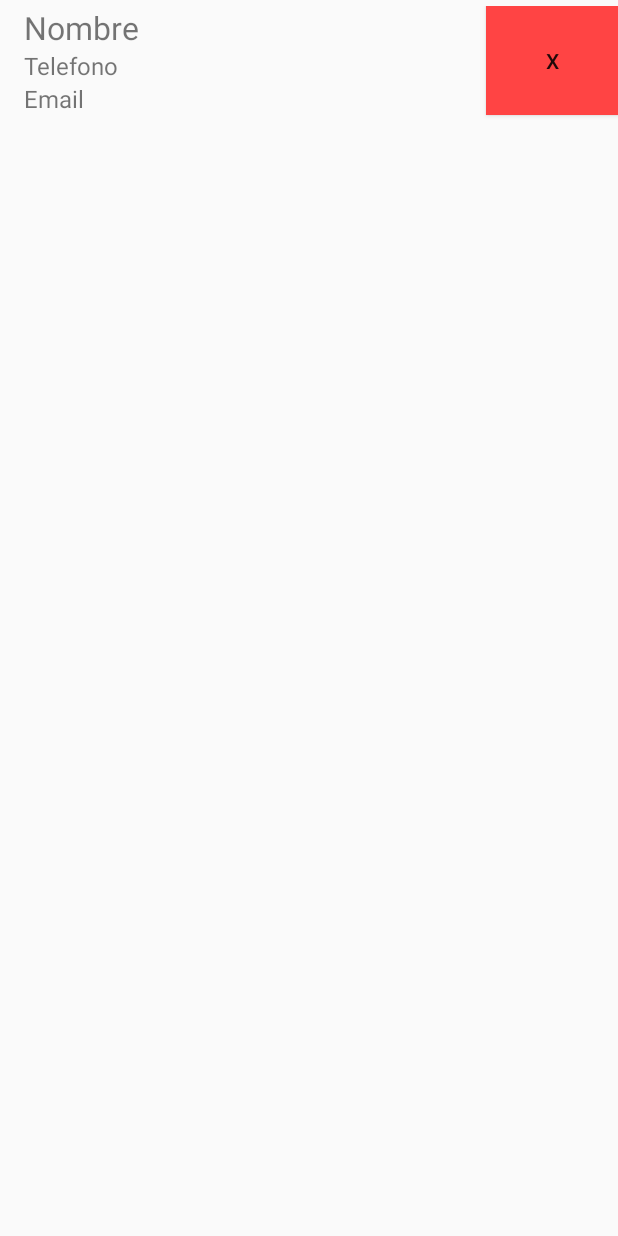
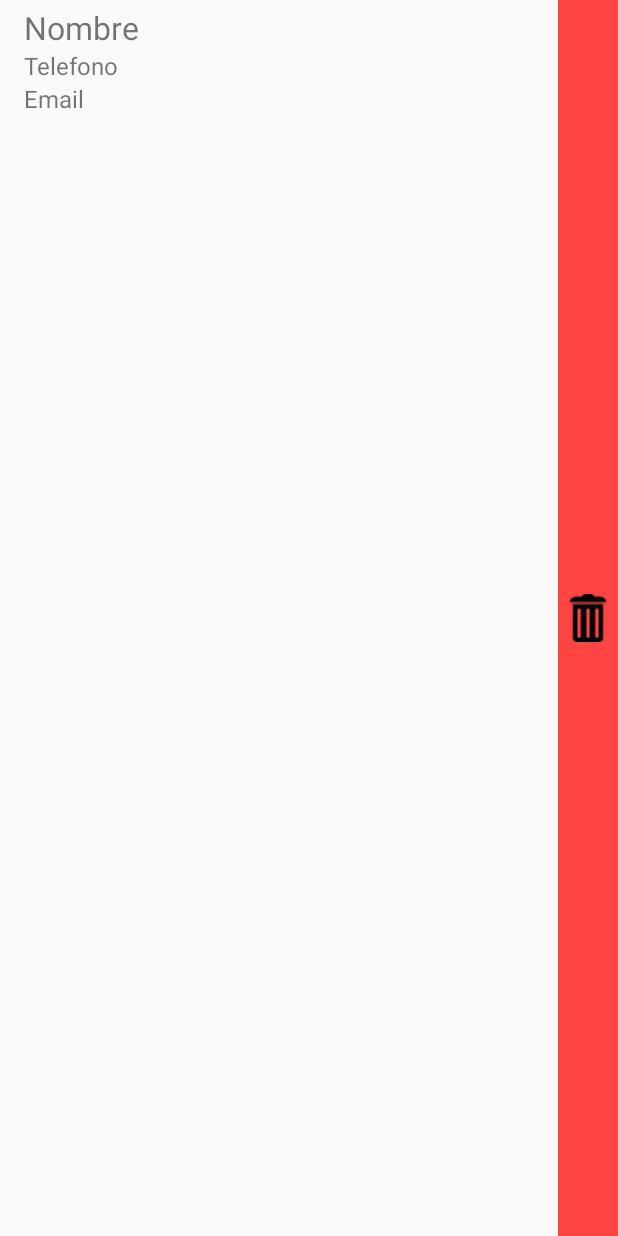
Before and after one commit to DanielAcedo/IntroduccionADatos_Ficheros, an Android app: the layout contact_layout.xml on its own in the app's theme, with its tools: preview values and no code run, on a phone screen of 412 x 824 dp. Run offline under Robolectric (Android 15) with nearby library versions, the phone set to English and light mode, and no system bars.

Commit message:
Changed x for trash bin icon

```diff
--- a/app/src/main/java/com/danielacedo/introduccionadatos_ficheros/Ejercicio1/adapter/ContactAdapter.java
+++ b/app/src/main/java/com/danielacedo/introduccionadatos_ficheros/Ejercicio1/adapter/ContactAdapter.java
@@ -7,6 +7,7 @@ import android.view.View;
 import android.view.ViewGroup;
 import android.widget.ArrayAdapter;
 import android.widget.Button;
+import android.widget.ImageButton;
 import android.widget.TextView;
 
 import com.danielacedo.introduccionadatos_ficheros.Ejercicio1.Contact;
@@ -41,7 +42,7 @@ public class ContactAdapter extends ArrayAdapter<Contact> {
             holder.txv_ContactName = (TextView)view.findViewById(R.id.txv_contactlist_name);
             holder.txv_ContactTelephone = (TextView)view.findViewById(R.id.txv_contactlist_telephone);
             holder.txv_ContactEmail = (TextView)view.findViewById(R.id.txv_contactlist_email);
-            holder.btn_RemoveContact = (Button) view.findViewById(R.id.btn_RemoveContact);
+            holder.btn_RemoveContact = (ImageButton) view.findViewById(R.id.btn_RemoveContact);
             holder.btn_RemoveContact.setOnClickListener(new View.OnClickListener() {
                 @Override
                 public void onClick(View v) {
@@ -74,7 +75,7 @@ public class ContactAdapter extends ArrayAdapter<Contact> {
 
     static class ContactHolder{
         TextView txv_ContactName, txv_ContactTelephone, txv_ContactEmail;
-        Button btn_RemoveContact;
+        ImageButton btn_RemoveContact;
     }
 
     @Override
--- a/app/src/main/res/layout/activity_add_contact.xml
+++ b/app/src/main/res/layout/activity_add_contact.xml
@@ -17,7 +17,7 @@
         android:id="@+id/txv_ContactName" />
 
     <EditText
-        android:layout_width="wrap_content"
+        android:layout_width="match_parent"
         android:layout_height="wrap_content"
         android:inputType="textPersonName"
         android:ems="10"
@@ -26,14 +26,14 @@
 
     <TextView
         android:text="Telefono"
-        android:layout_width="wrap_content"
+        android:layout_width="match_parent"
         android:layout_height="wrap_content"
         android:layout_below="@id/edt_ContactName"
         android:id="@+id/txv_ContactTlf"
          />
 
     <EditText
-        android:layout_width="wrap_content"
+        android:layout_width="match_parent"
         android:layout_height="wrap_content"
         android:inputType="text"
         android:ems="10"
@@ -43,14 +43,14 @@
 
     <TextView
         android:text="Email"
-        android:layout_width="wrap_content"
+        android:layout_width="match_parent"
         android:layout_height="wrap_content"
         android:id="@+id/txv_ContactEmail"
         android:layout_below="@+id/edt_ContactTlf"
          />
 
     <EditText
-        android:layout_width="wrap_content"
+        android:layout_width="match_parent"
         android:layout_height="wrap_content"
         android:inputType="textEmailAddress"
         android:ems="10"
--- a/app/src/main/res/layout/contact_layout.xml
+++ b/app/src/main/res/layout/contact_layout.xml
@@ -1,45 +1,61 @@
 <?xml version="1.0" encoding="utf-8"?>
 <RelativeLayout xmlns:android="http://schemas.android.com/apk/res/android"
+    xmlns:app="http://schemas.android.com/apk/res-auto"
     android:layout_width="match_parent"
     android:paddingLeft="@dimen/activity_horizontal_margin"
+    android:layout_height="match_parent">
+
+    <LinearLayout
+        android:layout_width="match_parent"
+        android:layout_height="match_parent"
+        android:orientation="vertical"
         android:paddingTop="4dp"
         android:paddingBottom="4dp"
-    android:layout_height="match_parent">
+        android:id="@+id/lly_contactData"
+        android:layout_toLeftOf="@+id/btn_RemoveContact">
 
         <TextView
-        android:layout_width="wrap_content"
+            android:layout_width="match_parent"
             android:layout_height="wrap_content"
             android:text="Nombre"
             android:textSize="21sp"
-        android:id="@+id/txv_contactlist_name"/>
+            android:id="@+id/txv_contactlist_name"
+            android:layout_toLeftOf="@+id/btn_RemoveContact"
+            />
 
         <TextView
-        android:layout_width="wrap_content"
+            android:layout_width="match_parent"
             android:layout_height="wrap_content"
             android:text="Telefono"
             android:textSize="16sp"
             android:gravity="left"
             android:layout_below="@id/txv_contactlist_name"
-        android:id="@+id/txv_contactlist_telephone"/>
+            android:id="@+id/txv_contactlist_telephone"
+            android:layout_toLeftOf="@+id/btn_RemoveContact"/>
 
         <TextView
-        android:layout_width="wrap_content"
+            android:layout_width="match_parent"
             android:layout_height="wrap_content"
             android:text="Email"
             android:textSize="16sp"
             android:gravity="left"
             android:layout_below="@id/txv_contactlist_telephone"
-        android:id="@+id/txv_contactlist_email"/>
+            android:id="@+id/txv_contactlist_email"
+            android:layout_toLeftOf="@+id/btn_RemoveContact"/>
 
-    <Button
-        android:layout_width="wrap_content"
+    </LinearLayout>
+
+    <ImageButton
+        android:layout_width="40dp"
         android:layout_height="match_parent"
-        android:text="X"
         android:background="@android:color/holo_red_light"
         android:layout_alignParentEnd="true"
         android:layout_alignParentRight="true"
-        android:layout_alignTop="@id/txv_contactlist_name"
-        android:layout_alignBottom="@id/txv_contactlist_email"
-        android:id="@+id/btn_RemoveContact"/>
+        android:layout_alignTop="@id/lly_contactData"
+        android:layout_alignBottom="@id/lly_contactData"
+        app:srcCompat="@drawable/recyclebin"
+
+        android:id="@+id/btn_RemoveContact"
+        />
 
 </RelativeLayout>
```
Also changed, not shown: app/src/main/res/drawable/recyclebin.png (added), app/src/main/res/drawable/recyclebin_16.png (added). Lines whose indentation alone changed are shown as unchanged.
